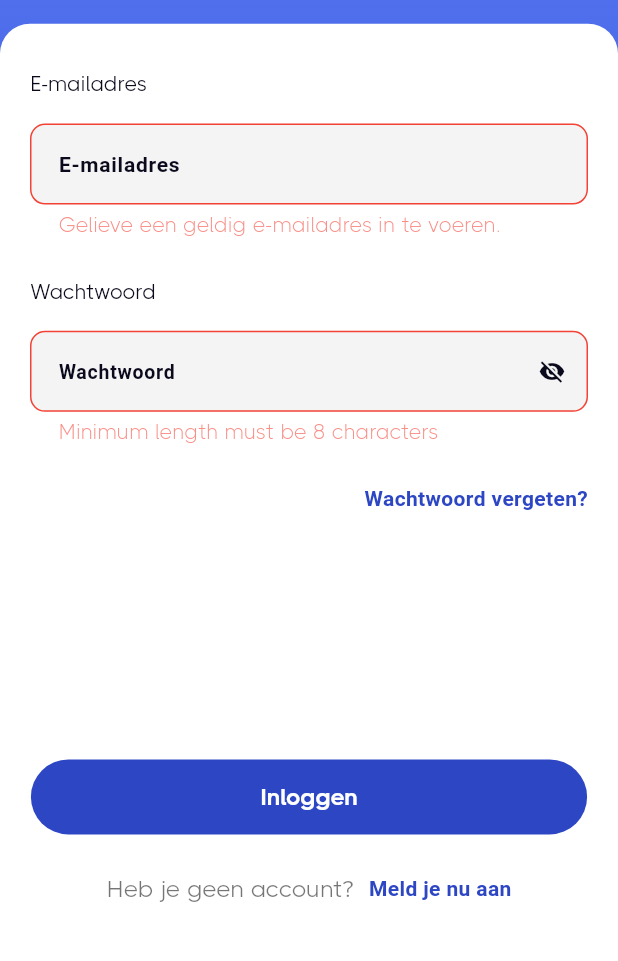
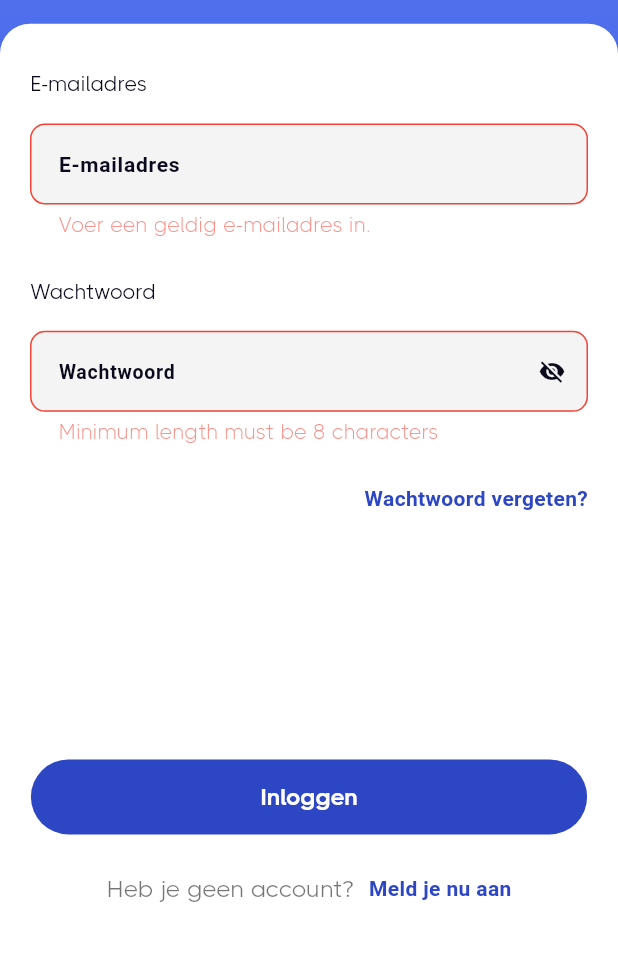
Before and after one commit to AchieveNL/cabby-app, a Flutter app: the screen it shows after launch, after a tap on "Inloggen", on a phone screen of 412 x 824 dp, the part 255-1216 px from its top. Run offline on Flutter 3.47's test engine with Material 3 defaults, Android fonts, the phone set to English and light mode, and no system bars; our stand-ins replace camera, carousel_slider, cookie_jar, dio, dio_cookie_manager, file_picker and 19 more; missing offline and left inert: flutter_pdfview, pdf_image_renderer; accounts and stored records are empty; Roboto replaces fonts that are missing (Montserrat, SF Cartoonist Hand); project files that could hold a hidden picture were left out.

Commit message:
fix translation issue

```diff
--- a/lib/utils/methods.dart
+++ b/lib/utils/methods.dart
@@ -164,7 +164,7 @@ String? validatePasswordLength(String? value) {
 String? validatePassword(String? value) {
   RegExp passValid = RegExp(r"(?=.*\d)(?=.*[a-z])(?=.*[A-Z])(?=.*\W)");
   if (value!.length < 8) {
-    return 'Password must be at least 8 characters';
+    return 'Voer minimaal 8 tekens in.';
   }
   if (!passValid.hasMatch(value)) {
     return "Password should contain Capital letter, Small letter, Number & Special character";
@@ -202,7 +202,7 @@ String? validateEmail(String? value) {
       r'^(([^<>()[\]\\.,;:\s@\"]+(\.[^<>()[\]\\.,;:\s@\"]+)*)|(\".+\"))@((\[[0-9]{1,3}\.[0-9]{1,3}\.[0-9]{1,3}\.[0-9]{1,3}\])|(([a-zA-Z\-0-9]+\.)+[a-zA-Z]{2,}))$';
   RegExp regex = RegExp(pattern);
   if (!regex.hasMatch(value!)) {
-    return 'Gelieve een geldig e-mailadres in te voeren.';
+    return 'Voer een geldig e-mailadres in.';
   }
   return null;
 }
```
